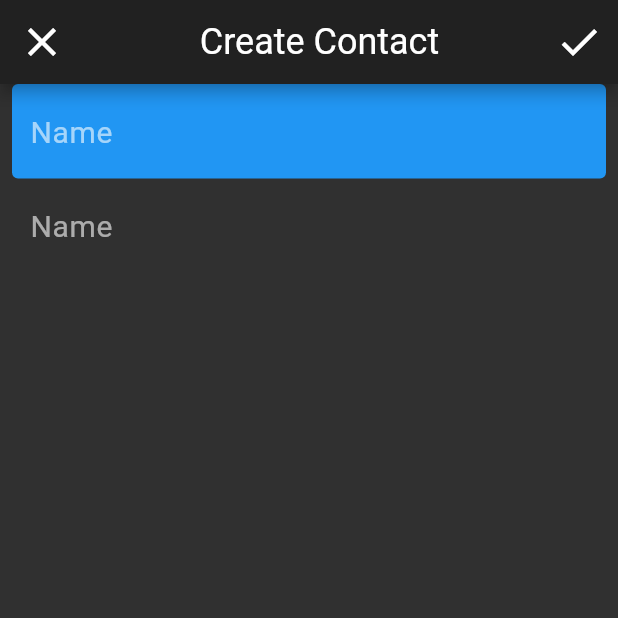
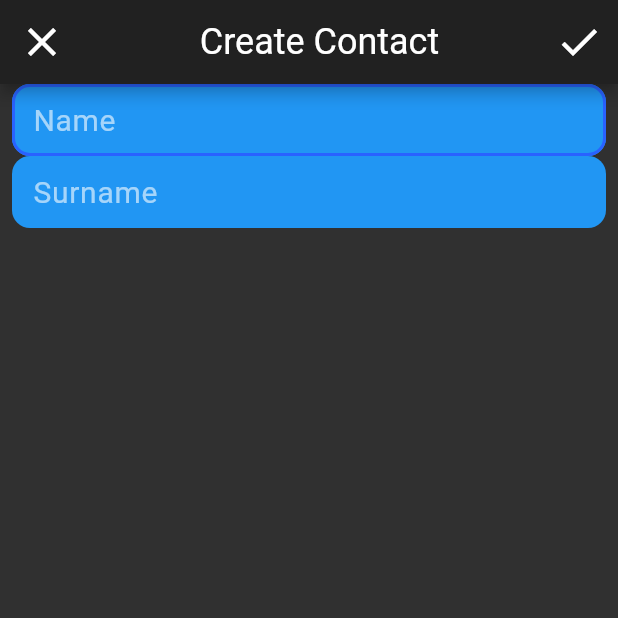
Before and after one commit to Cavitedev/score_contacts, a Flutter app: the AddContact screen opened directly, on a phone screen of 412 x 824 dp, the top half of it. Run offline on Flutter 3.47's test engine with Material 2 defaults, Android fonts, the phone set to English and light mode, and no system bars; our stand-ins replace auto_route, bloc, dartz, firebase_auth, flushbar, flutter_bloc and 3 more; accounts and stored records are empty; statements that could not run were skipped.

Commit message:
Defaullt TextFormField designed

```diff
--- a/lib/main.dart
+++ b/lib/main.dart
@@ -38,6 +38,7 @@ class MyApp extends StatelessWidget {
           inputDecorationTheme: InputDecorationTheme(
             border: InputBorder.none,
           ),
+          textSelectionHandleColor: Colors.blue[600],
           iconTheme: IconThemeData(color: Colors.grey, size: 32),
           textTheme: TextTheme(
               headline5: TextStyle(
--- a/lib/presentation/contacts/add_contacts/add_contact.dart
+++ b/lib/presentation/contacts/add_contacts/add_contact.dart
@@ -1,4 +1,5 @@
 import 'package:flutter/material.dart';
+import 'package:scorecontacts/presentation/core/widgets/outlined_form_input_field.dart';
 
 class AddContact extends StatelessWidget {
   @override
@@ -34,28 +35,13 @@ class AddContact extends StatelessWidget {
           padding: const EdgeInsets.symmetric(horizontal: 8),
           child: Column(
             children: <Widget>[
-              TextField(
-                style: TextStyle(fontSize: 20),
-                decoration: InputDecoration(
-                    hintText: "Name",
-                    filled: true,
-                    fillColor: Theme.of(context).textSelectionColor,
-                    focusedBorder: OutlineInputBorder(
-                        borderRadius:
-                            const BorderRadius.all(Radius.circular(16)),
-                        borderSide: BorderSide(
-                            color: Theme.of(context).highlightColor, width: 2)),
-                    border: OutlineInputBorder(borderSide: BorderSide.none)),
+              OutlinedFormInputField(
+                hintText: "Name",
+                autoFocus: true,
+                onChanged: (_) {},
               ),
-              TextField(
-                style: TextStyle(fontSize: 20),
-                decoration: InputDecoration(
-                    hintText: "Name",
-                    focusedBorder: OutlineInputBorder(
-                        borderRadius: BorderRadius.all(Radius.circular(10)),
-                        borderSide: BorderSide(
-                            color: Theme.of(context).highlightColor, width: 2)),
-                    border: OutlineInputBorder(borderSide: BorderSide.none)),
+              OutlinedFormInputField(
+                hintText: "Surname",
               ),
             ],
           ),
--- /dev/null
+++ b/lib/presentation/core/widgets/outlined_form_input_field.dart
@@ -0,0 +1,78 @@
+import 'package:flutter/material.dart';
+
+class OutlinedFormInputField extends StatefulWidget {
+  final String hintText;
+  final bool autoFocus;
+  final bool autoCorrect;
+  final TextInputType keyboardType;
+  final Function(String) onChanged;
+  final String Function(String) validator;
+
+  OutlinedFormInputField({
+    Key key,
+    @required this.hintText,
+    this.autoCorrect = false,
+    this.autoFocus = false,
+    this.keyboardType = TextInputType.text,
+    this.onChanged,
+    this.validator,
+  }) : super(key: key);
+
+  @override
+  _OutlinedFormInputFieldState createState() => _OutlinedFormInputFieldState();
+}
+
+class _OutlinedFormInputFieldState extends State<OutlinedFormInputField> {
+  bool hasText = false;
+  TextEditingController textEditingController = TextEditingController();
+
+  @override
+  Widget build(BuildContext context) {
+    return TextFormField(
+      controller: textEditingController,
+      onChanged: (str) {
+        if (hasText != str.length > 0) {
+          setState(() {
+            hasText = str.length > 0;
+          });
+        }
+        widget.onChanged(str);
+      },
+      validator: (str) {
+        return widget.validator(str);
+      },
+      autocorrect: widget.autoCorrect,
+      autofocus: widget.autoFocus,
+      keyboardType: widget.keyboardType,
+      decoration: InputDecoration(
+          hintText: widget.hintText,
+          filled: true,
+          fillColor: Theme.of(context).textSelectionColor,
+          suffixIcon: hasText
+              ? InkWell(
+                  onTap: () {
+                    _clearText();
+                  },
+                  child: Icon(Icons.delete),
+                )
+              : null,
+          contentPadding:
+              const EdgeInsets.symmetric(vertical: 8, horizontal: 14),
+          focusedBorder: OutlineInputBorder(
+              borderRadius: const BorderRadius.all(Radius.circular(12)),
+              borderSide: BorderSide(
+                  color: Theme.of(context).highlightColor, width: 2)),
+          border: OutlineInputBorder(
+            borderRadius: const BorderRadius.all(Radius.circular(12)),
+            borderSide: BorderSide.none,
+          )),
+    );
+  }
+
+  void _clearText() {
+    textEditingController.clear();
+    setState(() {
+      hasText = false;
+    });
+  }
+}
```
Also changed, not shown: lib/presentation/core/widgets/input_text_field_container.dart (deleted, +0 -52 lines).
